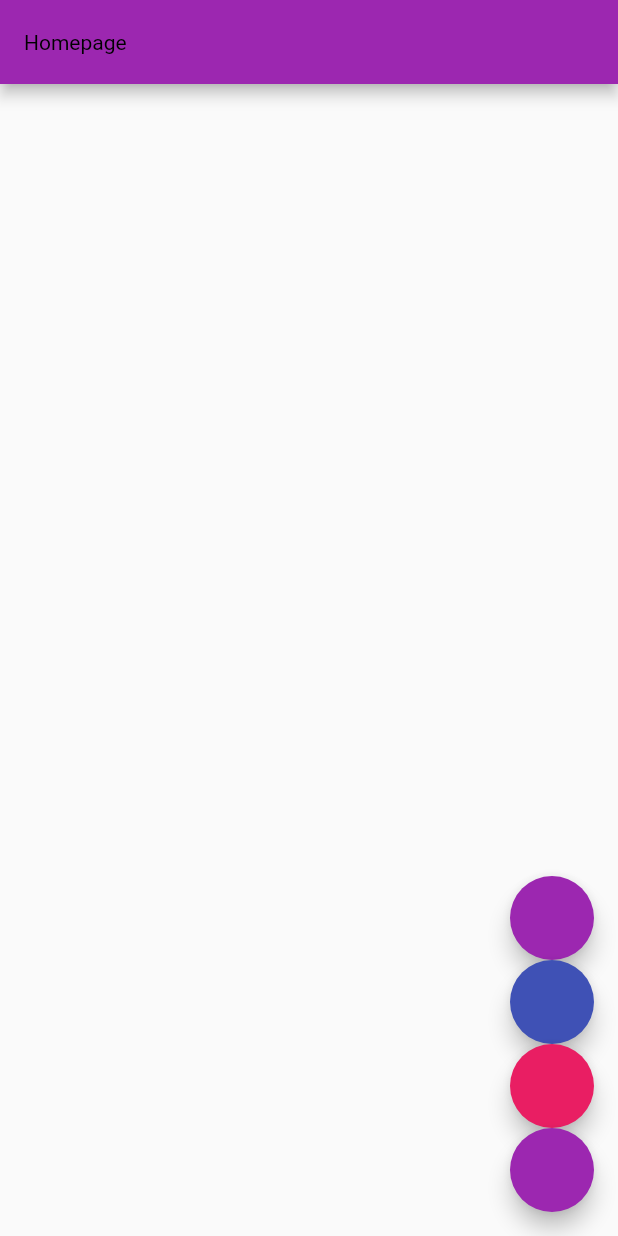
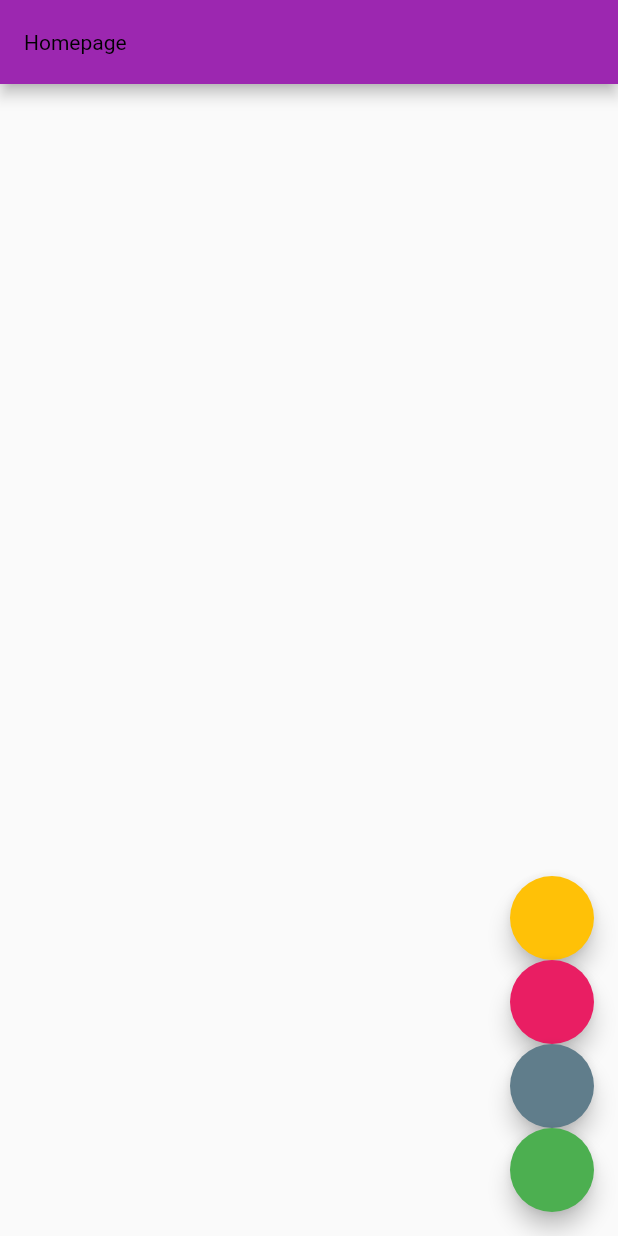
Before and after one commit to cripnail/advanced-widgets, a Flutter app: the screen it shows after launch, on a phone screen of 412 x 824 dp. Run offline on Flutter 3.47's test engine with Material 2 defaults, Android fonts, the phone set to English and light mode, and no system bars.

Commit message:
Polish FAB colors.

```diff
--- a/lib/home.dart
+++ b/lib/home.dart
@@ -28,9 +28,9 @@ class HomeScreenState extends State<HomeScreen> {
             onPressed: () {
               _changeTheme(context, MyThemeKeys.lightPurpleAmber);
             },
-            backgroundColor: Colors.purple,
+            backgroundColor: Colors.amber,
             focusColor: Colors.blue,
-            foregroundColor: Colors.amber,
+            foregroundColor: Colors.purple,
             hoverColor: Colors.green,
             splashColor: Colors.tealAccent,
           ),
@@ -38,9 +38,9 @@ class HomeScreenState extends State<HomeScreen> {
             onPressed: () {
               _changeTheme(context, MyThemeKeys.lightIndigoPink);
             },
-            backgroundColor: Colors.indigo,
+            backgroundColor: Colors.pink,
             focusColor: Colors.blueAccent,
-            foregroundColor: Colors.pink,
+            foregroundColor: Colors.indigo,
             hoverColor: Colors.greenAccent,
             splashColor: Colors.teal,
           ),
@@ -48,9 +48,9 @@ class HomeScreenState extends State<HomeScreen> {
             onPressed: () {
               _changeTheme(context, MyThemeKeys.darkPinkBlueGrey);
             },
-            backgroundColor: Colors.pink,
+            backgroundColor: Colors.blueGrey,
             focusColor: const Color(0xFF42A5F5),
-            foregroundColor: Colors.blueGrey,
+            foregroundColor: Colors.pink,
             hoverColor: const Color(0xff123456),
             splashColor: const Color(0xffb74093),
           ),
@@ -58,10 +58,10 @@ class HomeScreenState extends State<HomeScreen> {
             onPressed: () {
               _changeTheme(context, MyThemeKeys.darkPurpleGreen);
             },
-            backgroundColor: Colors.purple,
+            backgroundColor: Colors.green,
             focusColor: const Color(0x4C68AFFF),
-            foregroundColor: Colors.green,
-            hoverColor: const Color(0x2A542DFF),
+            foregroundColor: Colors.purple,
+            hoverColor: const Color(0xB047FF27),
             splashColor: const Color(0xD53CF0FF),
           ),
         ],
```
